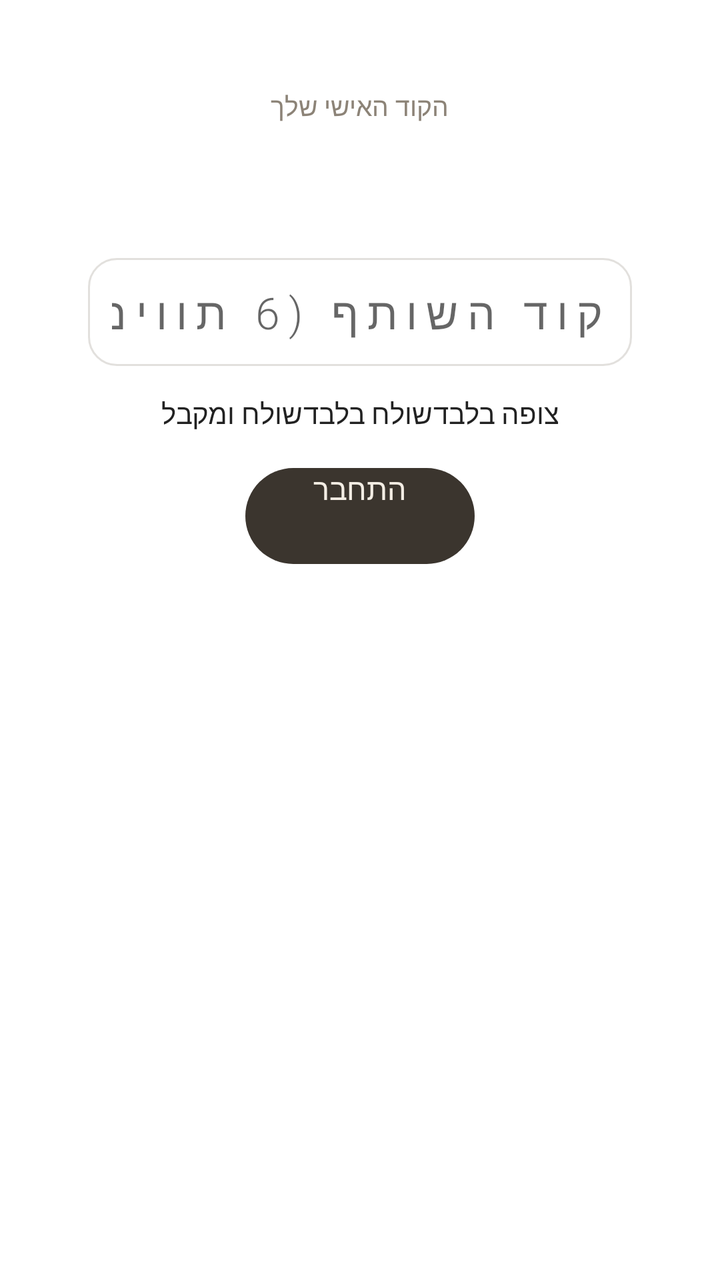
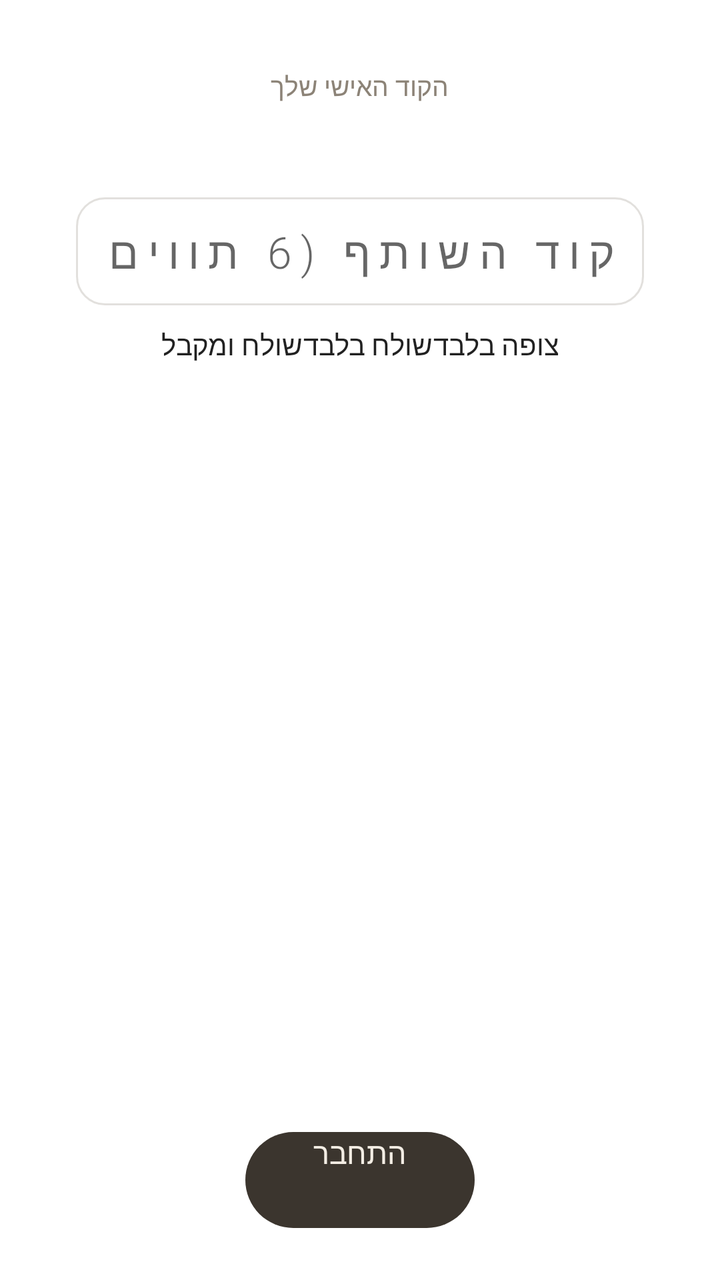

The first picture is an Android layout as it rendered before a commit; the second is the same layout after the commit. The layout source and the unified diff follow.
<!-- AndroidManifest.xml: activity theme Theme.EchoTrace.Dialog -->
<!-- res/layout/activity_pairing.xml -->
<?xml version="1.0" encoding="utf-8"?>
<LinearLayout xmlns:android="http://schemas.android.com/apk/res/android"
    android:id="@+id/pairingRoot"
    android:layout_width="match_parent"
    android:layout_height="wrap_content"
    android:orientation="vertical"
    android:gravity="center_horizontal"
    android:padding="28dp"
    android:layoutDirection="rtl">

    <TextView
        android:id="@+id/myCodeLabel"
        android:layout_width="wrap_content"
        android:layout_height="wrap_content"
        android:text="@string/your_code"
        android:textSize="13sp"
        android:textColor="#8C8377" />

    <TextView
        android:id="@+id/myCode"
        android:layout_width="wrap_content"
        android:layout_height="wrap_content"
        android:textSize="34sp"
        android:letterSpacing="0.25"
        android:textColor="#3B352E"
        android:layout_marginBottom="22dp" />

    <EditText
        android:id="@+id/partnerCode"
        android:layout_width="match_parent"
        android:layout_height="wrap_content"
        android:hint="@string/partner_code_hint"
        android:maxLength="6"
        android:inputType="textCapCharacters|textNoSuggestions"
        android:gravity="center"
        android:textSize="22sp"
        android:letterSpacing="0.2"
        android:background="@drawable/input_box"
        android:padding="12dp" />

    <RadioGroup
        android:id="@+id/roleGroup"
        android:layout_width="match_parent"
        android:layout_height="wrap_content"
        android:orientation="horizontal"
        android:gravity="center"
        android:layout_marginTop="14dp">
        <RadioButton android:id="@+id/roleBoth" android:layout_width="wrap_content" android:layout_height="wrap_content" android:text="@string/role_both" android:checked="true" />
        <RadioButton android:id="@+id/roleSender" android:layout_width="wrap_content" android:layout_height="wrap_content" android:text="@string/role_sender" />
        <RadioButton android:id="@+id/roleViewer" android:layout_width="wrap_content" android:layout_height="wrap_content" android:text="@string/role_viewer" />
    </RadioGroup>

    <TextView
        android:id="@+id/error"
        android:layout_width="wrap_content"
        android:layout_height="wrap_content"
        android:text="@string/bad_code"
        android:textColor="#A0522D"
        android:textSize="13sp"
        android:layout_marginTop="8dp"
        android:visibility="gone" />

    <FrameLayout
        android:layout_width="wrap_content"
        android:layout_height="wrap_content"
        android:layout_marginTop="18dp">

        <Button
            android:id="@+id/connectBtn"
            android:layout_width="wrap_content"
            android:layout_height="wrap_content"
            android:background="@drawable/btn_primary"
            android:textColor="#F3EDE4"
            android:textAllCaps="false"
            android:textSize="15sp"
            android:minHeight="48dp"
            android:paddingLeft="34dp"
            android:paddingRight="34dp"
            android:text="@string/connect" />

        <ProgressBar
            android:id="@+id/spinner"
            android:layout_width="22dp"
            android:layout_height="22dp"
            android:layout_gravity="center_vertical|left"
            android:layout_marginLeft="12dp"
            android:indeterminateTint="#C9A69A"
            android:visibility="gone" />
    </FrameLayout>
</LinearLayout>
<!-- resources referenced by this layout -->
<resources>
  <!-- drawable btn_primary (drawable) -->
  <?xml version="1.0" encoding="utf-8"?>
  <ripple xmlns:android="http://schemas.android.com/apk/res/android" android:color="#40F3EDE4">
      <item>
          <shape android:shape="rectangle">
              <solid android:color="#3B352E" />
              <corners android:radius="24dp" />
          </shape>
      </item>
  </ripple>
  <!-- drawable input_box (drawable) -->
  <?xml version="1.0" encoding="utf-8"?>
  <shape xmlns:android="http://schemas.android.com/apk/res/android" android:shape="rectangle">
      <solid android:color="#66FFFFFF" />
      <stroke android:width="1dp" android:color="#408C8377" />
      <corners android:radius="14dp" />
  </shape>
  <string name="bad_code">הקוד לא נמצא. בדקו ונסו שוב.</string>
  <string name="connect">התחבר</string>
  <string name="partner_code_hint">קוד השותף (6 תווים)</string>
  <string name="role_both">שולח ומקבל</string>
  <string name="role_sender">שולח בלבד</string>
  <string name="role_viewer">צופה בלבד</string>
  <string name="your_code">הקוד האישי שלך</string>
  <style name="Theme.EchoTrace.Dialog" parent="android:Theme.Material.Light.Dialog.NoActionBar">
          <item name="android:fontFamily">sans-serif-light</item>
      </style>
</resources>

<!-- the commit's change to res/layout/activity_pairing.xml (unified diff, before → after) -->
@@ -2,68 +2,87 @@
 <LinearLayout xmlns:android="http://schemas.android.com/apk/res/android"
     android:id="@+id/pairingRoot"
     android:layout_width="match_parent"
-    android:layout_height="wrap_content"
+    android:layout_height="match_parent"
     android:orientation="vertical"
     android:gravity="center_horizontal"
-    android:padding="28dp"
+    android:paddingLeft="22dp"
+    android:paddingRight="22dp"
+    android:paddingTop="18dp"
+    android:paddingBottom="10dp"
     android:layoutDirection="rtl">
 
-    <TextView
-        android:id="@+id/myCodeLabel"
-        android:layout_width="wrap_content"
-        android:layout_height="wrap_content"
-        android:text="@string/your_code"
-        android:textSize="13sp"
-        android:textColor="#8C8377" />
+    <ScrollView
+        android:layout_width="match_parent"
+        android:layout_height="0dp"
+        android:layout_weight="1"
+        android:fillViewport="true">
 
-    <TextView
-        android:id="@+id/myCode"
-        android:layout_width="wrap_content"
-        android:layout_height="wrap_content"
-        android:textSize="34sp"
-        android:letterSpacing="0.25"
-        android:textColor="#3B352E"
-        android:layout_marginBottom="22dp" />
+        <LinearLayout
+            android:layout_width="match_parent"
+            android:layout_height="wrap_content"
+            android:orientation="vertical"
+            android:gravity="center_horizontal"
+            android:layout_gravity="center_vertical">
 
-    <EditText
-        android:id="@+id/partnerCode"
-        android:layout_width="match_parent"
-        android:layout_height="wrap_content"
-        android:hint="@string/partner_code_hint"
-        android:maxLength="6"
-        android:inputType="textCapCharacters|textNoSuggestions"
-        android:gravity="center"
-        android:textSize="22sp"
-        android:letterSpacing="0.2"
-        android:background="@drawable/input_box"
-        android:padding="12dp" />
+            <TextView
+                android:id="@+id/myCodeLabel"
+                android:layout_width="wrap_content"
+                android:layout_height="wrap_content"
+                android:text="@string/your_code"
+                android:textSize="13sp"
+                android:textColor="#8C8377" />
 
-    <RadioGroup
-        android:id="@+id/roleGroup"
-        android:layout_width="match_parent"
-        android:layout_height="wrap_content"
-        android:orientation="horizontal"
-        android:gravity="center"
-        android:layout_marginTop="14dp">
-        <RadioButton android:id="@+id/roleBoth" android:layout_width="wrap_content" android:layout_height="wrap_content" android:text="@string/role_both" android:checked="true" />
-        <RadioButton android:id="@+id/roleSender" android:layout_width="wrap_content" android:layout_height="wrap_content" android:text="@string/role_sender" />
-        <RadioButton android:id="@+id/roleViewer" android:layout_width="wrap_content" android:layout_height="wrap_content" android:text="@string/role_viewer" />
-    </RadioGroup>
+            <TextView
+                android:id="@+id/myCode"
+                android:layout_width="wrap_content"
+                android:layout_height="wrap_content"
+                android:textSize="26sp"
+                android:letterSpacing="0.25"
+                android:textColor="#3B352E"
+                android:layout_marginBottom="12dp" />
 
-    <TextView
-        android:id="@+id/error"
-        android:layout_width="wrap_content"
-        android:layout_height="wrap_content"
-        android:text="@string/bad_code"
-        android:textColor="#A0522D"
-        android:textSize="13sp"
-        android:layout_marginTop="8dp"
-        android:visibility="gone" />
+            <EditText
+                android:id="@+id/partnerCode"
+                android:layout_width="match_parent"
+                android:layout_height="wrap_content"
+                android:hint="@string/partner_code_hint"
+                android:maxLength="6"
+                android:inputType="textCapCharacters|textNoSuggestions"
+                android:gravity="center"
+                android:textSize="22sp"
+                android:letterSpacing="0.2"
+                android:background="@drawable/input_box"
+                android:padding="12dp" />
+
+            <RadioGroup
+                android:id="@+id/roleGroup"
+                android:layout_width="match_parent"
+                android:layout_height="wrap_content"
+                android:orientation="horizontal"
+                android:gravity="center"
+                android:layout_marginTop="10dp">
+                <RadioButton android:id="@+id/roleBoth" android:layout_width="wrap_content" android:layout_height="wrap_content" android:text="@string/role_both" android:checked="true" />
+                <RadioButton android:id="@+id/roleSender" android:layout_width="wrap_content" android:layout_height="wrap_content" android:text="@string/role_sender" />
+                <RadioButton android:id="@+id/roleViewer" android:layout_width="wrap_content" android:layout_height="wrap_content" android:text="@string/role_viewer" />
+            </RadioGroup>
+
+            <TextView
+                android:id="@+id/error"
+                android:layout_width="wrap_content"
+                android:layout_height="wrap_content"
+                android:text="@string/bad_code"
+                android:textColor="#A0522D"
+                android:textSize="13sp"
+                android:layout_marginTop="8dp"
+                android:visibility="gone" />
+        </LinearLayout>
+    </ScrollView>
 
     <FrameLayout
         android:layout_width="wrap_content"
         android:layout_height="wrap_content"
-        android:layout_marginTop="18dp">
+        android:layout_gravity="center_horizontal"
+        android:paddingTop="10dp">
 
         <Button
             android:id="@+id/connectBtn"
